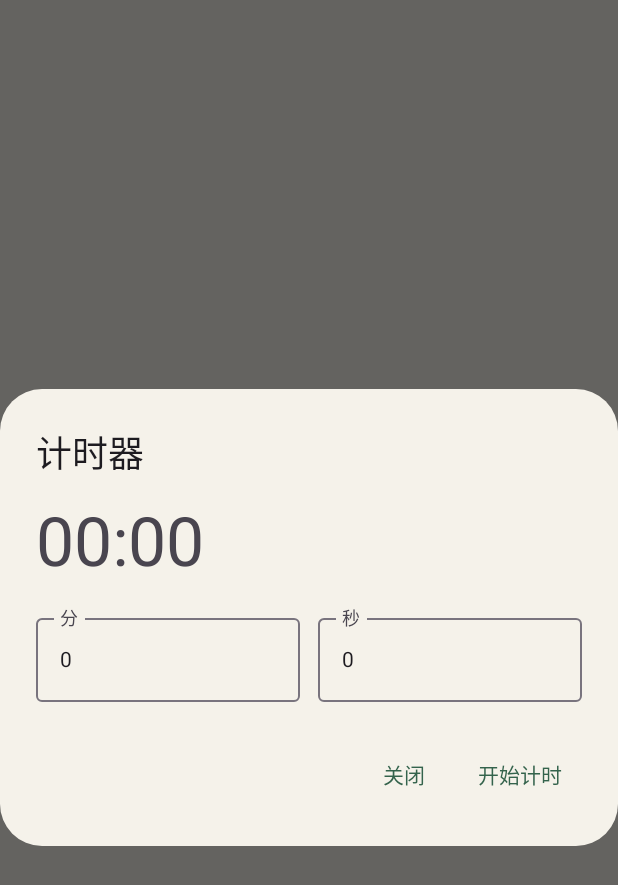
After one commit to dong-frank/COOKX, an Android app built with Jetpack Compose: the composable CookingTimerDialog called with empty values, on a phone screen of 412 x 824 dp. The commit adds this screen. Shown: the top 885 px of the screen. Run offline under Robolectric (Android 15) with nearby library versions, the phone set to English and light mode, and no system bars.

Commit message:
feat: add fixed cooking navigation and manual timer dialog

```diff
--- /dev/null
+++ b/app/src/main/kotlin/com/cookx/app/ui/CookingTimerDialog.kt
@@ -0,0 +1,50 @@
+package com.cookx.app.ui
+
+import androidx.compose.foundation.layout.*
+import androidx.compose.foundation.rememberScrollState
+import androidx.compose.foundation.text.KeyboardOptions
+import androidx.compose.foundation.verticalScroll
+import androidx.compose.material3.*
+import androidx.compose.runtime.*
+import androidx.compose.runtime.saveable.rememberSaveable
+import androidx.compose.ui.Modifier
+import androidx.compose.ui.platform.testTag
+import androidx.compose.ui.text.input.KeyboardType
+import androidx.compose.ui.unit.dp
+import java.util.Locale
+
+internal fun timerText(seconds: Long) = String.format(Locale.ROOT, "%02d:%02d", seconds / 60, seconds % 60)
+
+@Composable internal fun CookingTimerDialog(defaultSeconds: Int, startCondition: String?, running: Boolean, remaining: Long,
+    dismiss: () -> Unit, stop: () -> Unit, start: (Int) -> Unit) {
+    var minutes by rememberSaveable { mutableStateOf((defaultSeconds / 60).toString()) }
+    var seconds by rememberSaveable { mutableStateOf((defaultSeconds % 60).toString()) }
+    var error by rememberSaveable { mutableStateOf<String?>(null) }
+    val duration = minutes.toLongOrNull()?.let { min -> seconds.toLongOrNull()?.let { sec ->
+        (min * 60 + sec).takeIf { min in 0..35_791_393 && sec in 0..59 && it in 1..Int.MAX_VALUE }
+    } }
+    AlertDialog(onDismissRequest = dismiss, containerColor = MaterialTheme.colorScheme.surfaceContainerLow, title = { Text("计时器") }, text = {
+        Column(Modifier.verticalScroll(rememberScrollState()), verticalArrangement = Arrangement.spacedBy(16.dp)) {
+            Text(timerText(if (running) remaining else duration ?: defaultSeconds.toLong()),
+                style = MaterialTheme.typography.displayMedium, modifier = Modifier.testTag("timerDisplay"))
+            if (!running) {
+                Row(horizontalArrangement = Arrangement.spacedBy(12.dp)) {
+                    OutlinedTextField(minutes, { minutes = it; error = null }, label = { Text("分") },
+                        keyboardOptions = KeyboardOptions(keyboardType = KeyboardType.Number), singleLine = true,
+                        modifier = Modifier.weight(1f).testTag("timerMinutes"))
+                    OutlinedTextField(seconds, { seconds = it; error = null }, label = { Text("秒") },
+                        keyboardOptions = KeyboardOptions(keyboardType = KeyboardType.Number), singleLine = true,
+                        modifier = Modifier.weight(1f).testTag("timerSeconds"))
+                }
+                startCondition?.let { Text(it, style = MaterialTheme.typography.bodyMedium) }
+            }
+            error?.let { Text(it, color = MaterialTheme.colorScheme.error) }
+        }
+    }, confirmButton = {
+        if (running) TextButton(onClick = stop) { Text("停止计时") }
+        else TextButton(onClick = {
+            if (duration == null) error = "请填写有效时长，秒数为 0–59"
+            else start(duration.toInt())
+        }) { Text("开始计时") }
+    }, dismissButton = { TextButton(onClick = dismiss) { Text("关闭") } })
+}
--- /dev/null
+++ b/app/src/main/res/drawable/ic_timer.xml
@@ -0,0 +1,3 @@
+<vector xmlns:android="http://schemas.android.com/apk/res/android" android:width="24dp" android:height="24dp" android:viewportWidth="24" android:viewportHeight="24">
+    <path android:pathData="M10,2L14,2M12,2L12,5M18,5L20,7M12,8L12,13L15,15M20,13A8,8 0,1 1,4 13A8,8 0,1 1,20 13" android:fillColor="@android:color/transparent" android:strokeColor="#FF000000" android:strokeWidth="1.8" android:strokeLineCap="round" android:strokeLineJoin="round"/>
+</vector>
```
Also changed, not shown: app/src/main/kotlin/com/cookx/app/ui/CookxApp.kt (+34 -18 lines), 8 other files.
